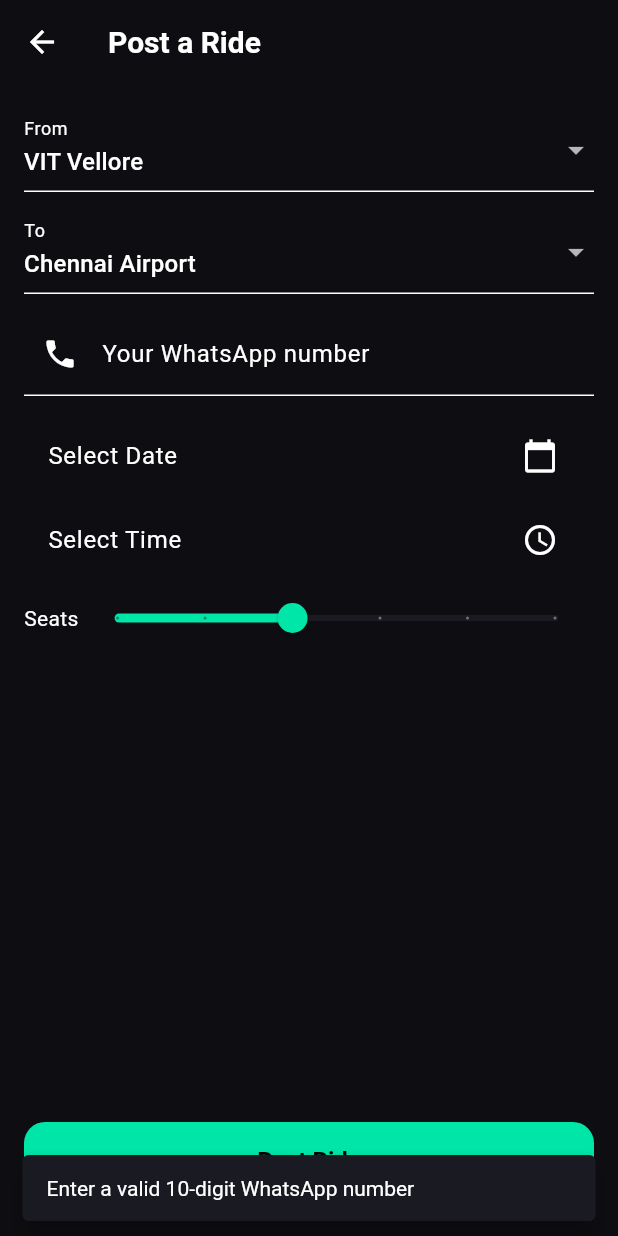
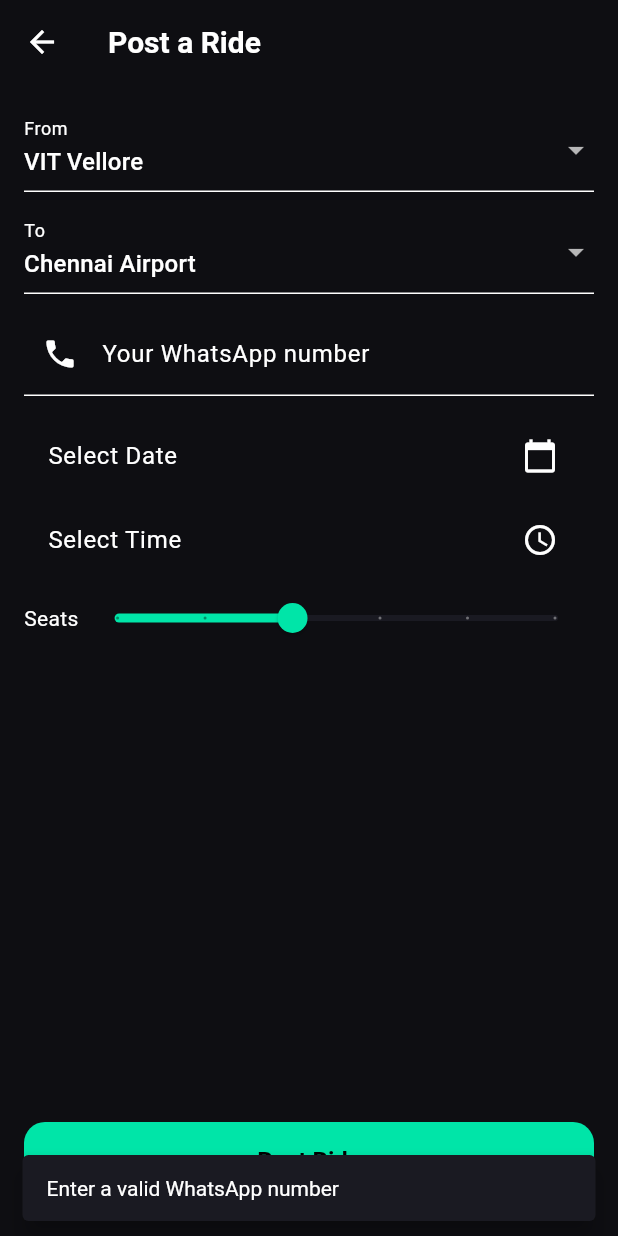
Before and after one commit to ekansh323/vpool, a Flutter app: the CreateRidePage screen opened directly, after a tap on "Post Ride", on a phone screen of 412 x 824 dp. Run offline on Flutter 3.47's test engine with Material 3 defaults, Android fonts, the phone set to English and light mode, and no system bars; our stand-ins replace cloud_firestore, firebase_auth, firebase_core, google_sign_in; accounts and stored records are empty.

Commit message:
ui: final ui/ux polish

```diff
--- a/lib/main.dart
+++ b/lib/main.dart
@@ -571,7 +571,7 @@
                       OutlinedButton.icon(
                         icon: const Icon(Icons.chat, color: Colors.white),
                         label: const Text(
-                          "Chat on WhatsApp",
+                          "Contact via WhatsApp",
                           style: TextStyle(color: Colors.white),
                         ),
                         onPressed: () async {
@@ -733,7 +733,7 @@
       ScaffoldMessenger.of(context).showSnackBar(
         const SnackBar(
           content: Text(
-            "Enter a valid 10-digit WhatsApp number",
+            "Enter a valid WhatsApp number",
             style: TextStyle(color: Colors.white),
           ),
         ),
@@ -745,7 +745,7 @@
       ScaffoldMessenger.of(context).showSnackBar(
         const SnackBar(
           content: Text(
-            "Select date and time",
+            "Please select date & time",
             style: TextStyle(color: Colors.white),
           ),
         ),
@@ -878,7 +878,14 @@
                   child: ElevatedButton(
                     onPressed: loading ? null : saveRide,
                     child: loading
-                        ? const CircularProgressIndicator(color: Colors.black)
+                        ? const SizedBox(
+                            width: 22,
+                            height: 22,
+                            child: CircularProgressIndicator(
+                              strokeWidth: 2.5,
+                              color: Colors.black,
+                            ),
+                          )
                         : const Text(
                             "Post Ride",
                             style: TextStyle(
@@ -1621,7 +1628,7 @@
                 icon: const Icon(Icons.search),
                 label: const Text(
                   "Search rides",
-                  style: TextStyle(color: Colors.white),
+                  style: TextStyle(color: Colors.black),
                 ),
                 onPressed: () {
                   searchNotifier.value++;
```
